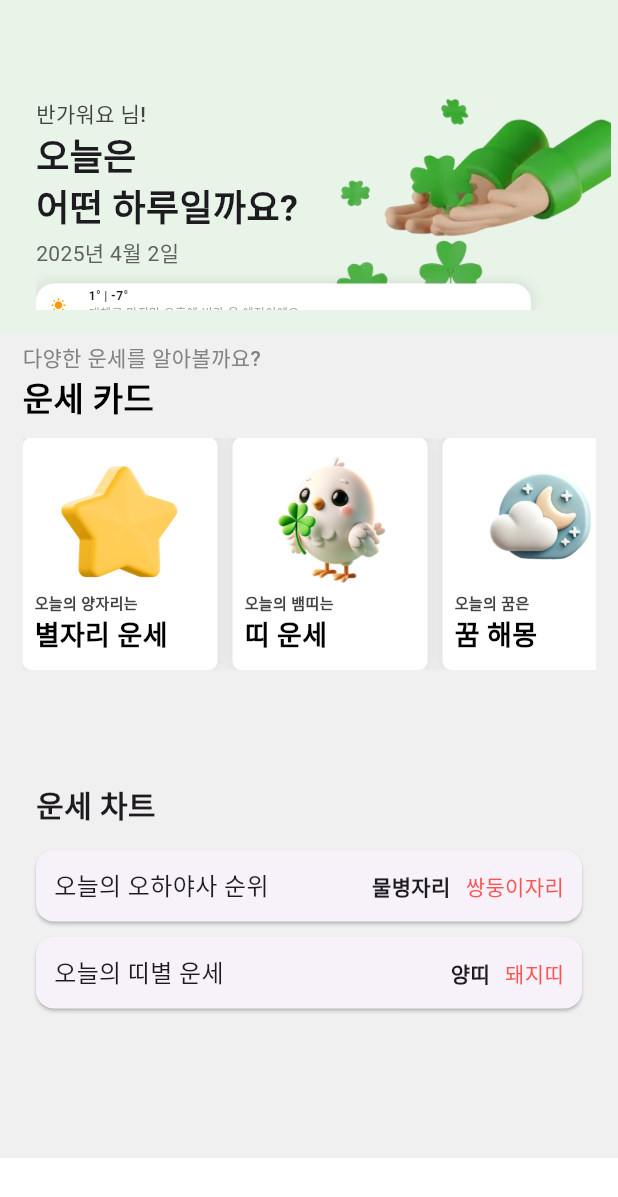
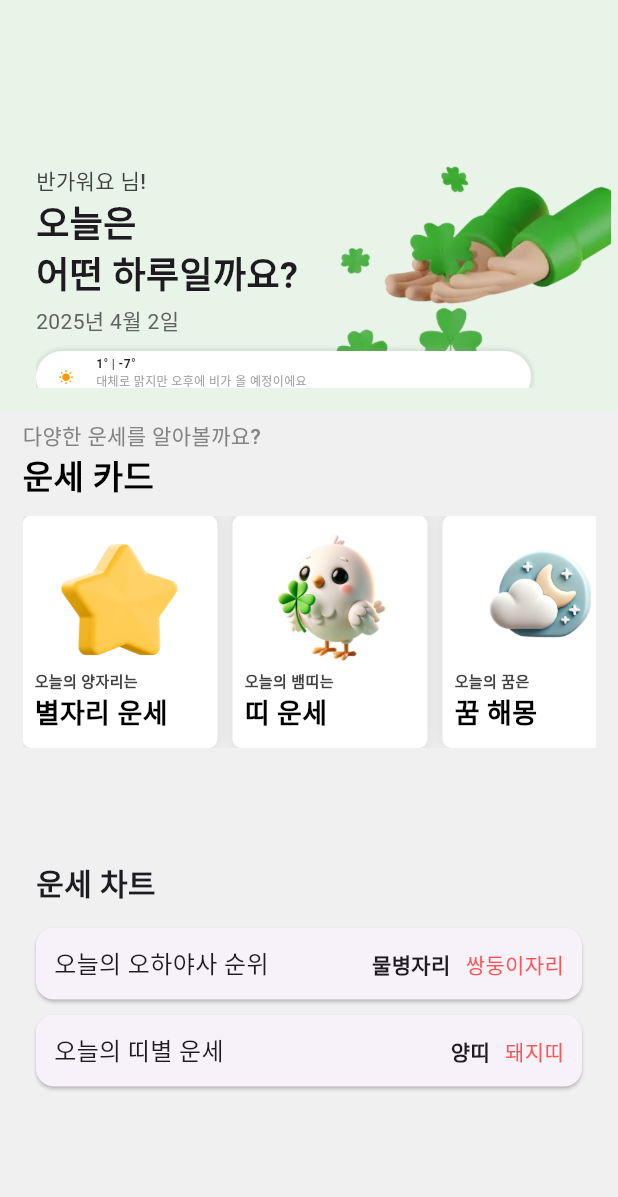
Before and after one commit to haengunse/haengunse-app, a Flutter app: the HomeScreen screen opened directly, on a phone screen of 412 x 824 dp. Shown: the top 1197 px of the screen. Run offline on Flutter 3.47's test engine with Material 3 defaults, Android fonts, the phone set to English and light mode, and no system bars; our stand-ins replace dio, shared_preferences; accounts and stored records are empty; Roboto replaces fonts that are missing (Pretendard).

Commit message:
[feat] 배치 조정 및 날씨 아이콘 크기 조정

```diff
--- a/lib/screens/home/session_lucky.dart
+++ b/lib/screens/home/session_lucky.dart
@@ -74,15 +74,16 @@ class SessionLucky extends StatelessWidget {
   Widget _buildWeatherInfo() {
     return SizedBox(
       width: 330,
+      height: 35,
       child: Container(
-        padding: const EdgeInsets.symmetric(horizontal: 10, vertical: 3),
+        padding: const EdgeInsets.symmetric(horizontal: 15, vertical: 3),
         decoration: BoxDecoration(
           color: Colors.white,
-          borderRadius: BorderRadius.circular(12),
+          borderRadius: BorderRadius.circular(20),
           boxShadow: [
             BoxShadow(
               color: Colors.grey.withOpacity(0.2),
-              blurRadius: 5,
+              blurRadius: 1,
               spreadRadius: 2,
             ),
           ],
@@ -109,12 +110,12 @@ class SessionLucky extends StatelessWidget {
   @override
   Widget build(BuildContext context) {
     return Container(
-      height: screenHeight / 3.7,
+      height: screenHeight / 3,
       width: double.infinity,
       decoration: const BoxDecoration(
         color: Color.fromARGB(255, 231, 244, 231),
       ),
-      padding: const EdgeInsets.fromLTRB(24, 65, 5, 16),
+      padding: const EdgeInsets.fromLTRB(24, 110, 5, 16),
       child: Stack(
         children: [
           Positioned(
```
